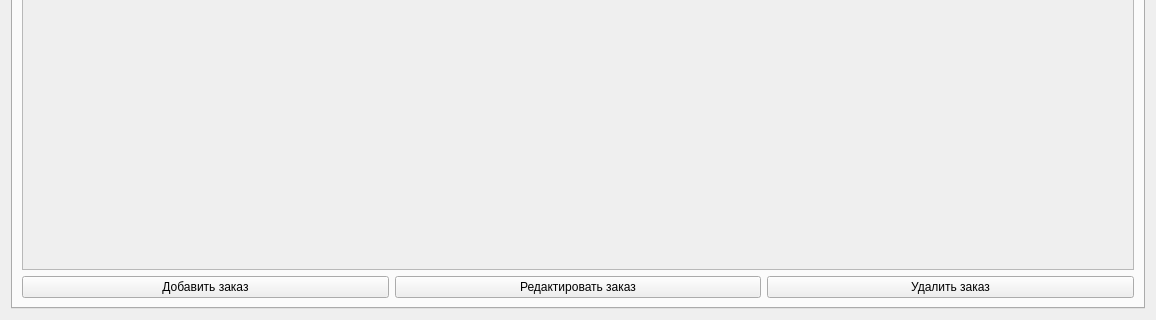
Qt form ui/main.ui (Leevandr/demo_final) before a commit; both pictures show x 0 to 1156 and y 336 to 656 of the 1156 by 656 pixel window.
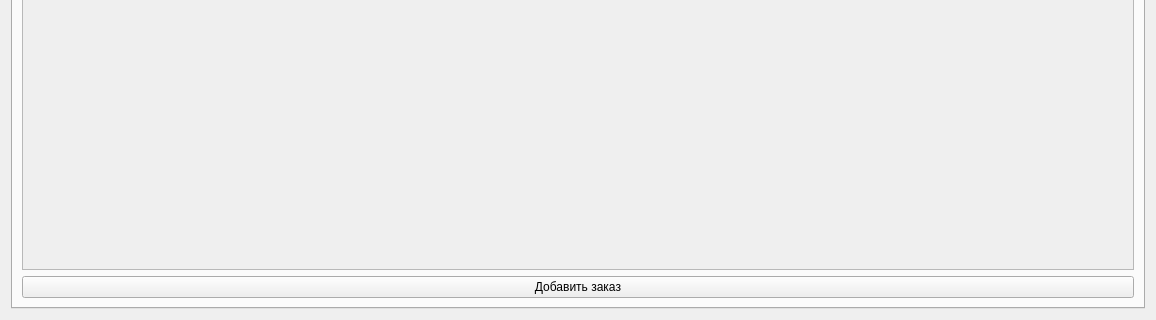
The same form after that commit.

Patch:
```diff
--- a/ui/main.ui
+++ b/ui/main.ui
@@ -195,20 +195,6 @@
              </property>
             </widget>
            </item>
-           <item>
-            <widget class="QPushButton" name="pushButton_edit_order">
-             <property name="text">
-              <string>Редактировать заказ</string>
-             </property>
-            </widget>
-           </item>
-           <item>
-            <widget class="QPushButton" name="pushButton_delete_order">
-             <property name="text">
-              <string>Удалить заказ</string>
-             </property>
-            </widget>
-           </item>
           </layout>
          </item>
         </layout>
```
Left out of the diff: 14 changed lines with no effect on the pictures.
